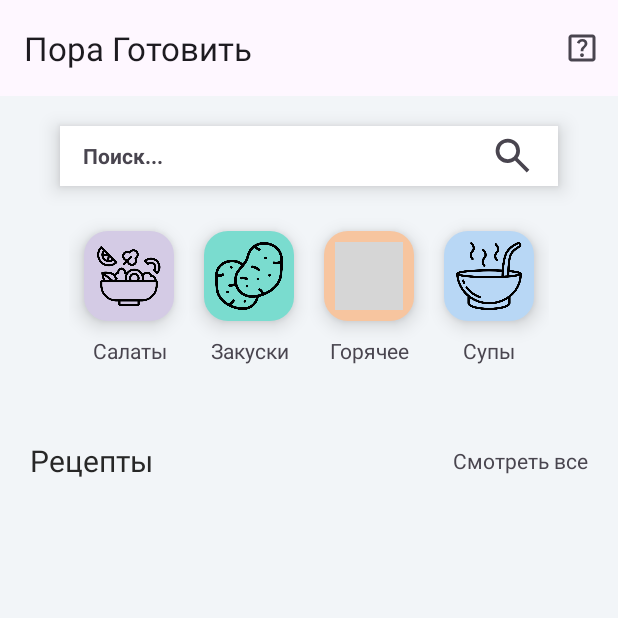
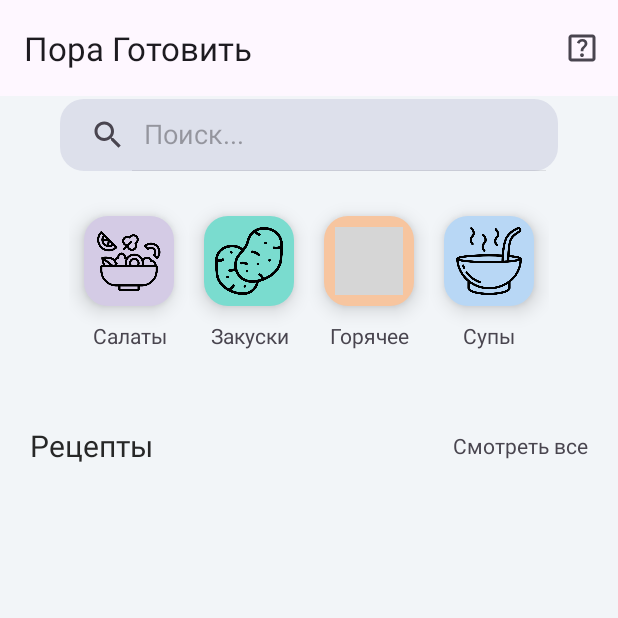
Before and after one commit to teenZzz/Delishes, an Android app: the MainScreen screen opened directly, with no data from a screen before it, on a phone screen of 412 x 824 dp, the top half of it. Run offline under Robolectric (Android 15) with nearby library versions, the phone set to English and light mode, and no system bars; Roboto replaces fonts that are not available here; grey boxes are pictures that could not be loaded.

Commit message:
Сделан поиск

```diff
--- a/app/src/main/java/com/example/delishes/MainScreen.java
+++ b/app/src/main/java/com/example/delishes/MainScreen.java
@@ -2,6 +2,7 @@
 
 import androidx.annotation.NonNull;
 import androidx.appcompat.app.AppCompatActivity;
+import androidx.appcompat.widget.SearchView;
 import androidx.core.view.GravityCompat;
 import androidx.drawerlayout.widget.DrawerLayout;
 
@@ -35,6 +36,22 @@
 
         setSupportActionBar(binding.topAppBar);
 
+        SearchView searchView = findViewById(R.id.searchView);
+        searchView.setOnQueryTextListener(new SearchView.OnQueryTextListener() {
+            @Override
+            public boolean onQueryTextSubmit(String query) {
+                // Обработка события поиска (нажатие Enter или кнопки поиска)
+                // Вызов метода для выполнения поиска
+                performSearch(query);
+                return true;
+            }
+
+            @Override
+            public boolean onQueryTextChange(String newText) {
+                // Обработка изменения текста в поле поиска
+                return false;
+            }
+        });
         NavigationView navigationView = findViewById(R.id.navigationView);
         navigationView.setNavigationItemSelectedListener(new NavigationView.OnNavigationItemSelectedListener() {
             @Override
@@ -46,11 +63,7 @@
                     Intent intent2 = new Intent(MainScreen.this, StartActivity.class);
                     startActivity(intent2);
                 } else if (id == R.id.outbox_item) {
-                    // Обработка нажатия на пункт "Пися"
-                    // Вставьте здесь код, который нужно выполнить при этом событии
-                } else if (id == R.id.favourites_item) {
-                    // Обработка нажатия на пункт "кака"
-                    // Вставьте здесь код, который нужно выполнить при этом событии
+
                 }
 
                 // Возвращаем true, чтобы указать, что событие было обработано
@@ -110,6 +123,7 @@
         getMenuInflater().inflate(R.menu.top_app_bar, menu);
         return true;
     }
+
     @Override
     public boolean onOptionsItemSelected(MenuItem item) {
         if (item.getItemId() == R.id.edit) { // Проверка, что была нажата нужная кнопка
@@ -120,4 +134,8 @@
         return super.onOptionsItemSelected(item);
     }
 
+    private void performSearch(String query) {
+        // Ваш код для выполнения поиска
+    }
+
 }
--- /dev/null
+++ b/app/src/main/res/drawable/search.xml
@@ -0,0 +1,9 @@
+<?xml version="1.0" encoding="utf-8"?>
+<shape xmlns:android="http://schemas.android.com/apk/res/android">
+
+    <corners
+        android:radius="16dp"/>
+    <solid
+        android:color="#dde0eb"/>
+
+</shape>
--- a/app/src/main/res/layout/activity_main_screen.xml
+++ b/app/src/main/res/layout/activity_main_screen.xml
@@ -36,36 +36,18 @@
             android:layout_height="wrap_content">
 
 
-            <RelativeLayout
+            <androidx.appcompat.widget.SearchView
+                android:id="@+id/searchView"
+                android:background="@drawable/search"
                 android:layout_width="match_parent"
-                android:layout_height="40dp"
-
+                android:layout_height="wrap_content"
                 android:layout_alignParentTop="true"
                 android:layout_marginLeft="40dp"
-                android:layout_marginTop="20dp"
+                android:layout_marginTop="2dp"
                 android:layout_marginRight="40dp"
                 android:layout_marginBottom="20dp"
-                android:background="@color/white"
-                android:elevation="8dp">
-
-                <TextView
-                    android:layout_width="wrap_content"
-                    android:layout_height="wrap_content"
-                    android:layout_centerVertical="true"
-                    android:layout_marginLeft="15dp"
-                    android:text="@string/searchtext"
-                    android:textStyle="bold" />
-
-                <ImageView
-                    android:layout_width="30dp"
-                    android:layout_height="30dp"
-                    android:layout_alignParentRight="true"
-                    android:layout_centerVertical="true"
-                    android:layout_marginRight="15dp"
-                    android:src="@drawable/ico_search" />
-
-
-            </RelativeLayout>
+                app:iconifiedByDefault="false"
+                app:queryHint="@string/searchtext" />
 
         </RelativeLayout>
 
--- a/app/src/main/res/menu/navigation_drawer.xml
+++ b/app/src/main/res/menu/navigation_drawer.xml
@@ -14,11 +14,7 @@
                 android:icon="@drawable/ico_help"
                 android:title="Как пользоваться приложением?"
                 android:checkable="true"/>
-            <item
-                android:id="@+id/favourites_item"
-                android:icon="@drawable/ico_maindish"
-                android:title="Еще что-то"
-                android:checkable="true"/>
+
         </menu>
     </item>
 
```
